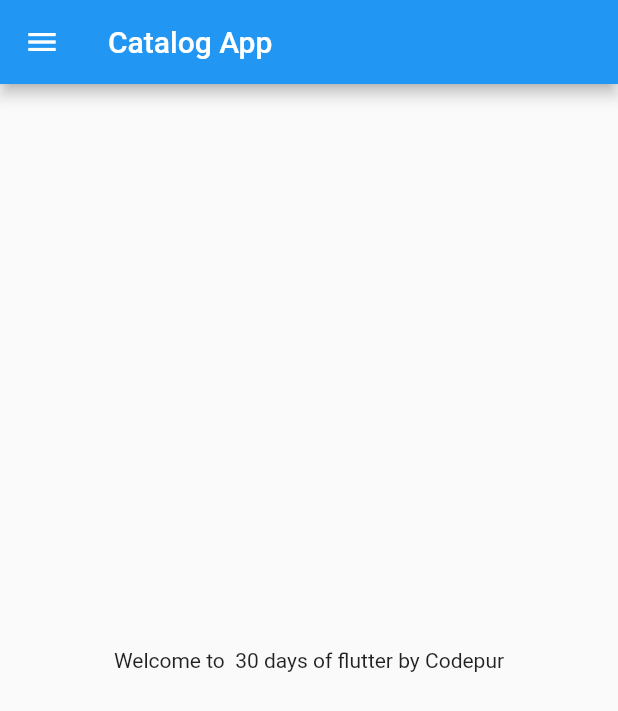
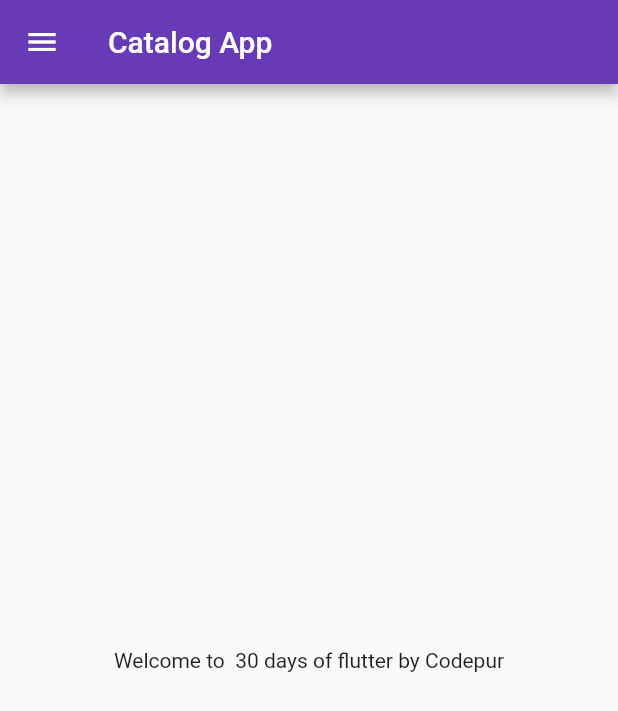
Before and after one commit to adityaranote/30DaysOfFlutter, a Flutter app: the screen it shows after launch, on a phone screen of 412 x 824 dp. Shown: the top 711 px of the screen. Run offline on Flutter 3.47's test engine with Material 2 defaults, Android fonts, the phone set to English and light mode, and no system bars.

Commit message:
day3 completed

```diff
--- a/lib/main.dart
+++ b/lib/main.dart
@@ -1,15 +1,26 @@
 import 'package:flutter/material.dart';
-import 'home_page.dart';
+import 'package:shop_app/pages/login_page.dart';
+
+import 'pages/home_page.dart';
+
 void main() {
   runApp(MyApp());
 }
 
 class MyApp extends StatelessWidget {
   @override
-
   Widget build(BuildContext context) {
     return MaterialApp(
-      home: HomePage(),
+      // home: HomePage(),
+      themeMode: ThemeMode.light,
+      theme: ThemeData(primarySwatch: Colors.deepPurple),
+      darkTheme: ThemeData(brightness: Brightness.dark),
+      initialRoute: "/home",
+      routes: {
+        "/": (context) => LoginPage(),
+        "/Login": (context) => LoginPage(),
+        "/home": (context) => HomePage(),
+      },
     );
   }
 }
```
Also changed, not shown: lib/pages/login_page.dart (added, +22 -0 lines), lib/pages/home_page.dart (renamed from lib/home_page.dart).
